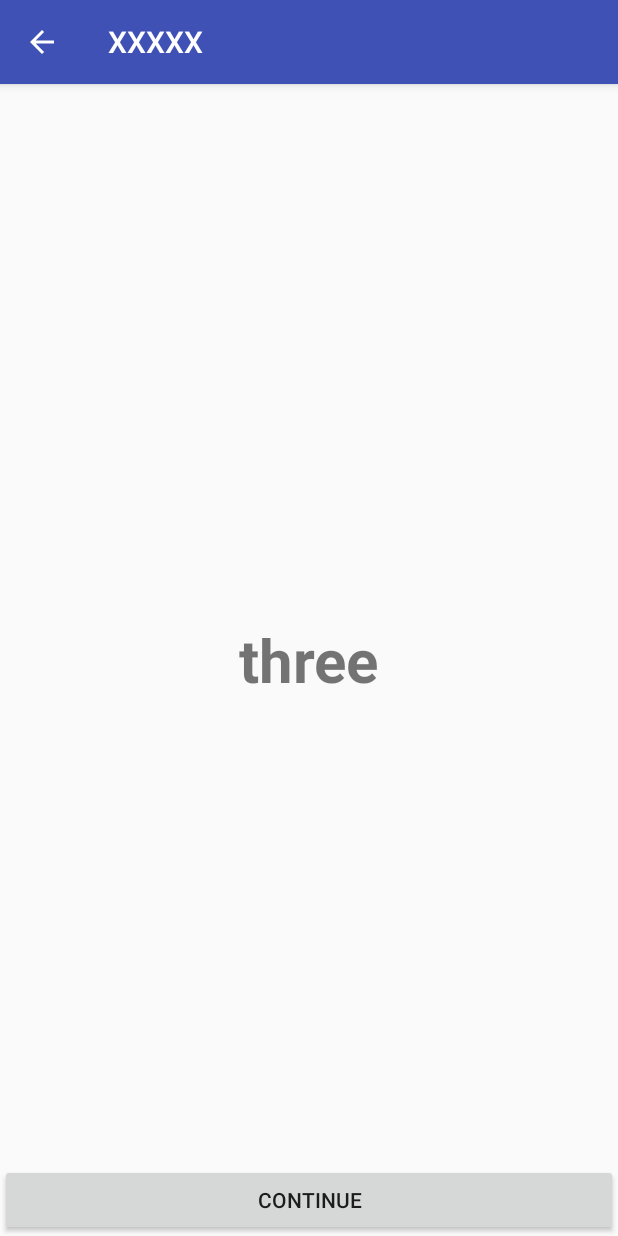
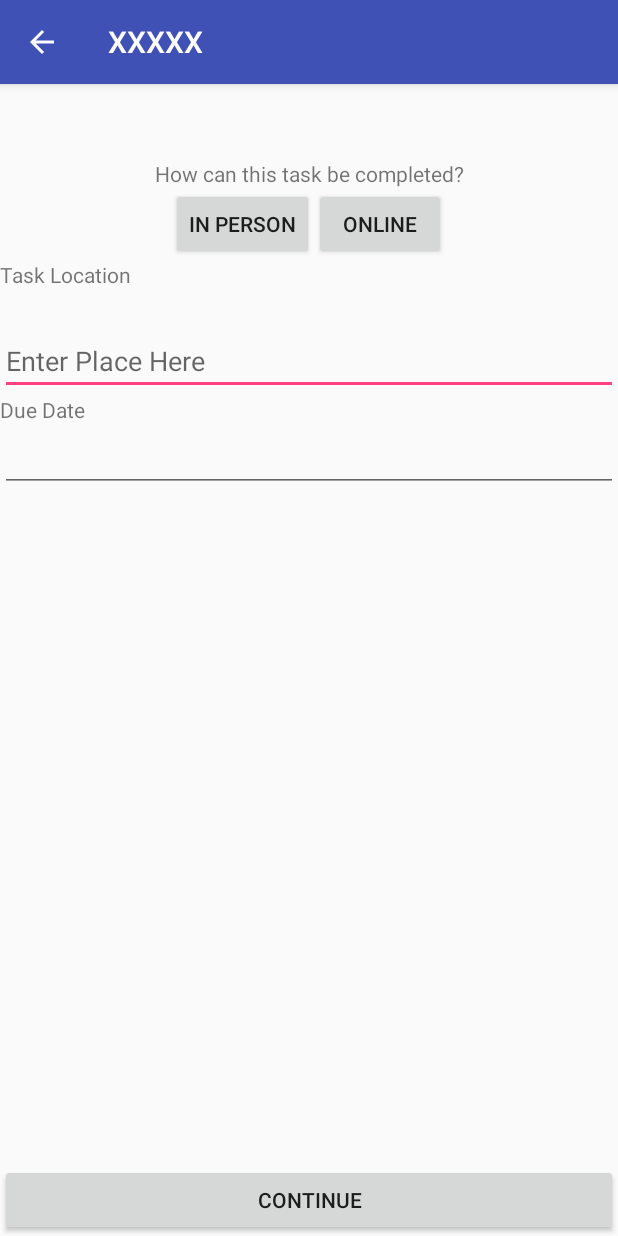
Before and after one commit to tyswell/Airtasker3, an Android app: the DetailFragment screen opened directly, with no data from a screen before it, after a tap on "CONTINUE", on a phone screen of 412 x 824 dp. Run offline under Robolectric (Android 15) with nearby library versions, the phone set to English and light mode, and no system bars; our stand-ins replace EventBus; 4 statements that could not run were skipped.

Commit message:
Add location

```diff
--- a/app/src/main/java/tys/com/airtasker3/createtask/Bean.java
+++ /dev/null
@@ -1,17 +0,0 @@
-package tys.com.airtasker3.createtask;
-
-/**
- * Created by chokechaic on 4/28/2016.
- */
-public class Bean {
-
-    private String aa;
-
-    public String getAa() {
-        return aa;
-    }
-
-    public void setAa(String aa) {
-        this.aa = aa;
-    }
-}
--- a/app/src/main/java/tys/com/airtasker3/createtask/DetailFragment.java
+++ b/app/src/main/java/tys/com/airtasker3/createtask/DetailFragment.java
@@ -49,9 +49,6 @@ public class DetailFragment extends Fragment {
             @Override
             public void onClick(View v) {
                 if (vp.getCurrentItem() == 0) {
-                    Bean a = new Bean();
-                    a.setAa(ed.getText().toString());
-                    EventBus.getDefault().post(a);
                     vp.setCurrentItem(1);
                 }
             }
--- a/app/src/main/java/tys/com/airtasker3/createtask/LocationFragment.java
+++ b/app/src/main/java/tys/com/airtasker3/createtask/LocationFragment.java
@@ -2,42 +2,46 @@ package tys.com.airtasker3.createtask;
 
 import android.os.Bundle;
 import android.support.v4.app.Fragment;
+import android.text.Html;
+import android.util.Log;
 import android.view.LayoutInflater;
 import android.view.View;
 import android.view.ViewGroup;
-import android.widget.TextView;
+import android.widget.AdapterView;
+import android.widget.AutoCompleteTextView;
+import android.widget.Toast;
 
-import org.greenrobot.eventbus.EventBus;
-import org.greenrobot.eventbus.Subscribe;
+import com.google.android.gms.common.ConnectionResult;
+import com.google.android.gms.common.api.GoogleApiClient;
+import com.google.android.gms.common.api.PendingResult;
+import com.google.android.gms.common.api.ResultCallback;
+import com.google.android.gms.location.places.Place;
+import com.google.android.gms.location.places.PlaceBuffer;
+import com.google.android.gms.location.places.Places;
+import com.google.android.gms.maps.model.LatLng;
+import com.google.android.gms.maps.model.LatLngBounds;
+
 
 import tys.com.airtasker3.R;
+import tys.com.airtasker3.util.PlaceArrayAdaptor;
 
 /**
  * Created by chokechaic on 4/27/2016.
  */
-public class LocationFragment extends Fragment {
+public class LocationFragment extends Fragment implements
+        GoogleApiClient.OnConnectionFailedListener,
+        GoogleApiClient.ConnectionCallbacks{
 
+    private static final String LOG_TAG = "LocationFragment";
 
-    private TextView tv;
+    private static final int GOOGLE_API_CLIENT_ID = 0;
+    private static final LatLngBounds BOUNDS_MOUNTAIN_VIEW = new LatLngBounds(
+            new LatLng(37.398160, -122.180831), new LatLng(37.430610, -121.972090));
 
-    @Override
-    public void onStart() {
-        super.onStart();
+    private AutoCompleteTextView autoText;
+    private GoogleApiClient mGoogleApiClient;
+    private PlaceArrayAdaptor mPlaceArrayAdapter;
 
-        EventBus.getDefault().register(this);
-    }
-
-    @Override
-    public void onStop() {
-        super.onStop();
-
-        EventBus.getDefault().unregister(this);
-    }
-
-    @Subscribe
-    public void onEvent(Bean b) {
-        tv.setText(b.getAa());
-    }
 
     public LocationFragment() {
         // Required empty public constructor
@@ -59,6 +63,69 @@ public class LocationFragment extends Fragment {
     public void onViewCreated(View view, Bundle savedInstanceState) {
         super.onViewCreated(view, savedInstanceState);
 
-        tv = (TextView) view.findViewById(R.id.textView);
+        mGoogleApiClient = new GoogleApiClient.Builder(getContext()).addApi(Places.GEO_DATA_API)
+                .enableAutoManage(getActivity(), GOOGLE_API_CLIENT_ID, this)
+                .addConnectionCallbacks(this)
+                .build();
+
+        mPlaceArrayAdapter = new PlaceArrayAdaptor(getContext(), android.R.layout.simple_list_item_1,
+                BOUNDS_MOUNTAIN_VIEW, null);
+
+        autoText = (AutoCompleteTextView) view.findViewById(R.id.autoText);
+        autoText.setThreshold(3);
+        autoText.setOnItemClickListener(mAutocompleteClickListener);
+        autoText.setAdapter(mPlaceArrayAdapter);
+    }
+
+    private AdapterView.OnItemClickListener mAutocompleteClickListener
+            = new AdapterView.OnItemClickListener() {
+        @Override
+        public void onItemClick(AdapterView<?> parent, View view, int position, long id) {
+            final PlaceArrayAdaptor.PlaceAutocomplete item = mPlaceArrayAdapter.getItem(position);
+            final String placeId = String.valueOf(item.placeId);
+            Log.i(LOG_TAG, "Selected: " + item.description);
+            PendingResult<PlaceBuffer> placeResult = Places.GeoDataApi
+                    .getPlaceById(mGoogleApiClient, placeId);
+            placeResult.setResultCallback(mUpdatePlaceDetailsCallback);
+            Log.i(LOG_TAG, "Fetching details for ID: " + item.placeId);
+        }
+    };
+
+    private ResultCallback<PlaceBuffer> mUpdatePlaceDetailsCallback
+            = new ResultCallback<PlaceBuffer>() {
+        @Override
+        public void onResult(PlaceBuffer places) {
+            if (!places.getStatus().isSuccess()) {
+                Log.e(LOG_TAG, "Place query did not complete. Error: " +
+                        places.getStatus().toString());
+                return;
+            }
+            // Selecting the first object buffer.
+            final Place place = places.get(0);
+            CharSequence attributions = places.getAttributions();
+        }
+    };
+
+    @Override
+    public void onConnected(Bundle bundle) {
+        mPlaceArrayAdapter.setGoogleApiClient(mGoogleApiClient);
+        Log.i(LOG_TAG, "Google Places API connected.");
+    }
+
+    @Override
+    public void onConnectionSuspended(int i) {
+        mPlaceArrayAdapter.setGoogleApiClient(null);
+        Log.e(LOG_TAG, "Google Places API connection suspended.");
+    }
+
+    @Override
+    public void onConnectionFailed(ConnectionResult connectionResult) {
+        Log.e(LOG_TAG, "Google Places API connection failed with error code: "
+                + connectionResult.getErrorCode());
+
+        Toast.makeText(getContext(),
+                "Google Places API connection failed with error code:" +
+                        connectionResult.getErrorCode(),
+                Toast.LENGTH_LONG).show();
     }
 }
--- a/app/src/main/java/tys/com/airtasker3/util/PlaceArrayAdaptor.java
+++ b/app/src/main/java/tys/com/airtasker3/util/PlaceArrayAdaptor.java
@@ -131,7 +131,7 @@ public class PlaceArrayAdaptor
         return filter;
     }
 
-    class PlaceAutocomplete {
+    public class PlaceAutocomplete {
 
         public CharSequence placeId;
         public CharSequence description;
--- a/app/src/main/res/layout/fragment_create_task_location.xml
+++ b/app/src/main/res/layout/fragment_create_task_location.xml
@@ -1,25 +1,78 @@
+<?xml version="1.0" encoding="utf-8"?>
 <RelativeLayout xmlns:android="http://schemas.android.com/apk/res/android"
-    xmlns:tools="http://schemas.android.com/tools"
-    android:layout_width="match_parent"
-    android:layout_height="match_parent"
-    tools:context="tys.com.pageframework.fragments.ThreeFragment">
+    android:orientation="vertical" android:layout_width="match_parent"
+    android:layout_height="match_parent">
 
     <TextView
-    android:layout_width="wrap_content"
-    android:layout_height="wrap_content"
-    android:text="three"
-    android:textSize="40dp"
-    android:textStyle="bold"
-        android:id="@+id/xxx"
-    android:layout_centerInParent="true"/>
+        android:paddingTop="50dp"
+        android:layout_width="match_parent"
+        android:layout_height="wrap_content"
+        android:id="@+id/headerLabel"
+        android:text="@string/createtask_location_head_label"
+        android:gravity="center_horizontal"
+        android:layout_alignParentTop="true"
+        android:layout_alignParentLeft="true"
+        android:layout_alignParentStart="true" />
+
+    <LinearLayout
+        android:layout_width="match_parent"
+        android:layout_height="wrap_content"
+        android:orientation="horizontal"
+        android:gravity="center"
+        android:layout_below="@+id/headerLabel"
+        android:id="@+id/linearLayout">
+        <Button
+            android:layout_width="wrap_content"
+            android:layout_height="wrap_content"
+            android:text="@string/createtask_location_inperson_label"
+            android:id="@+id/inpersonBtn"
+            android:layout_alignTop="@+id/autoTextLabel"
+            android:layout_alignParentLeft="true"
+            android:layout_alignParentStart="true" />
+
+        <Button
+            android:layout_width="wrap_content"
+            android:layout_height="wrap_content"
+            android:text="@string/createtask_location_online_label"
+            android:id="@+id/onlineBtn"
+            android:layout_toRightOf="@+id/inpersonBtn"/>
+    </LinearLayout>
 
     <TextView
-        android:layout_below="@+id/xxx"
-        android:id="@+id/textView"
-        android:layout_width="wrap_content"
+        android:layout_width="match_parent"
         android:layout_height="wrap_content"
-        android:textSize="40dp"
-        android:textStyle="bold"
-        android:layout_centerInParent="true"/>
+        android:text="@string/createtask_location_location_label"
+        android:id="@+id/autoTextLabel"
+        android:gravity="left"
+        android:layout_below="@+id/linearLayout"
+        android:layout_alignParentLeft="true"
+        android:layout_alignParentStart="true" />
+    <AutoCompleteTextView
+        android:id="@+id/autoText"
+        android:layout_width="match_parent"
+        android:layout_height="wrap_content"
+        android:hint="Enter Place Here"
+        android:layout_marginTop="25dp"
+        android:layout_below="@+id/autoTextLabel"
+        android:layout_alignParentLeft="true"
+        android:layout_alignParentStart="true" />
+
+    <TextView
+        android:layout_width="match_parent"
+        android:layout_height="wrap_content"
+        android:text="@string/createtask_location_date_label"
+        android:id="@+id/dateView"
+        android:layout_below="@+id/autoText"
+        android:layout_alignParentLeft="true"
+        android:layout_alignParentStart="false"
+        android:gravity="left" />
+    <EditText
+        android:layout_width="match_parent"
+        android:layout_height="wrap_content"
+        android:id="@+id/dateText"
+        android:layout_below="@+id/dateView"
+        android:layout_alignParentRight="true"
+        android:layout_alignParentEnd="true" />
+
 
 </RelativeLayout>
```
Also changed, not shown: app/src/main/AndroidManifest.xml (+9 -0 lines).
